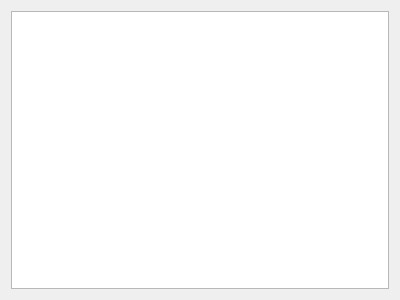
Before: the Qt Designer form spinetoolbox/ui/time_series_variable_resolution_editor.ui in spine-tools/Spine-Toolbox, drawn with Qt 5.
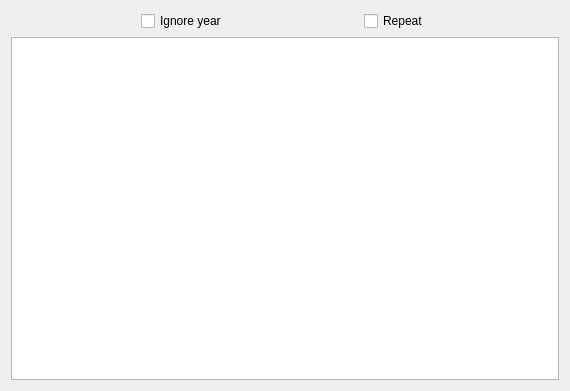
After: the same form once the commit is applied.

Commit message:
Improvements to the parameter value editors
Still work-in-progress, but the editors now work a lot better than
before.

Re #296

The edit to the form file:
```diff
--- a/spinetoolbox/ui/time_series_variable_resolution_editor.ui
+++ b/spinetoolbox/ui/time_series_variable_resolution_editor.ui
@@ -18,14 +18,71 @@
    <rect>
     <x>0</x>
     <y>0</y>
-    <width>400</width>
-    <height>300</height>
+    <width>570</width>
+    <height>391</height>
    </rect>
   </property>
   <property name="windowTitle">
    <string>Form</string>
   </property>
   <layout class="QVBoxLayout" name="verticalLayout">
+   <item>
+    <layout class="QHBoxLayout" name="horizontalLayout_2">
+     <item>
+      <spacer name="horizontalSpacer_2">
+       <property name="orientation">
+        <enum>Qt::Horizontal</enum>
+       </property>
+       <property name="sizeHint" stdset="0">
+        <size>
+         <width>40</width>
+         <height>20</height>
+        </size>
+       </property>
+      </spacer>
+     </item>
+     <item>
+      <widget class="QCheckBox" name="ignore_year_check_box">
+       <property name="text">
+        <string>Ignore year</string>
+       </property>
+      </widget>
+     </item>
+     <item>
+      <spacer name="horizontalSpacer_4">
+       <property name="orientation">
+        <enum>Qt::Horizontal</enum>
+       </property>
+       <property name="sizeHint" stdset="0">
+        <size>
+         <width>40</width>
+         <height>20</height>
+        </size>
+       </property>
+      </spacer>
+     </item>
+     <item>
+      <widget class="QCheckBox" name="repeat_check_box">
+       <property name="text">
+        <string>Repeat</string>
+       </property>
+      </widget>
+     </item>
+     <item>
+      <spacer name="horizontalSpacer_3">
+       <property name="orientation">
+        <enum>Qt::Horizontal</enum>
+       </property>
+       <property name="sizeHint" stdset="0">
+        <size>
+         <width>40</width>
+         <height>20</height>
+        </size>
+       </property>
+      </spacer>
+     </item>
+    </layout>
+   </item>
    <item>
     <widget class="QSplitter" name="splitter">
      <property name="orientation">
```
The commit also changes 9 other files.
